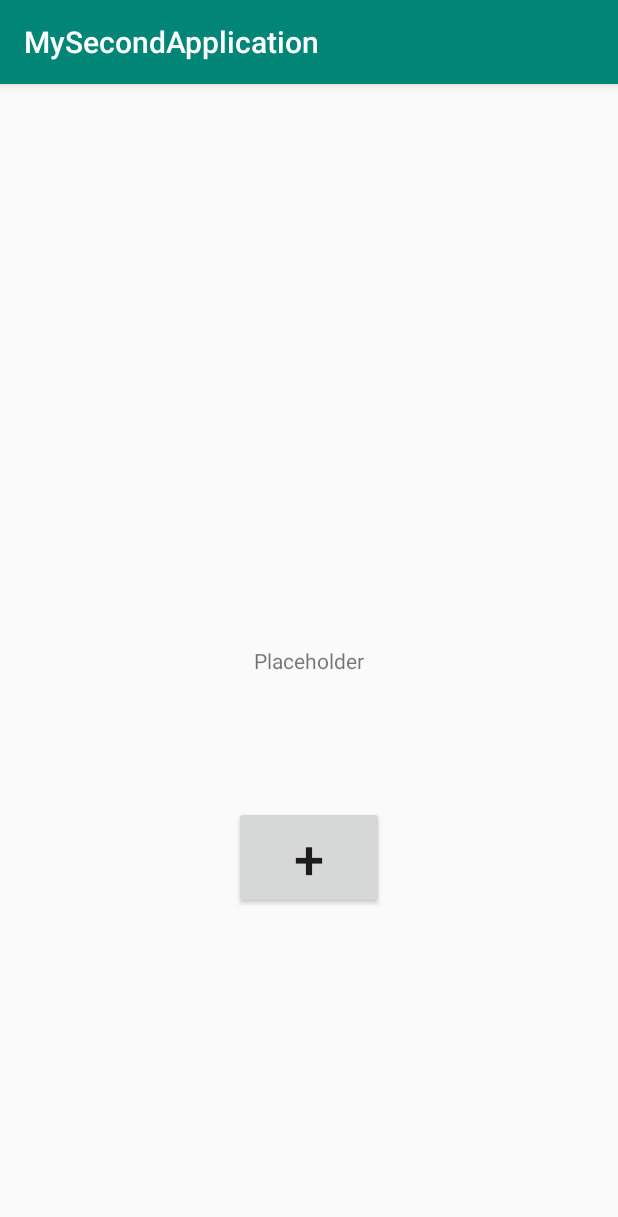
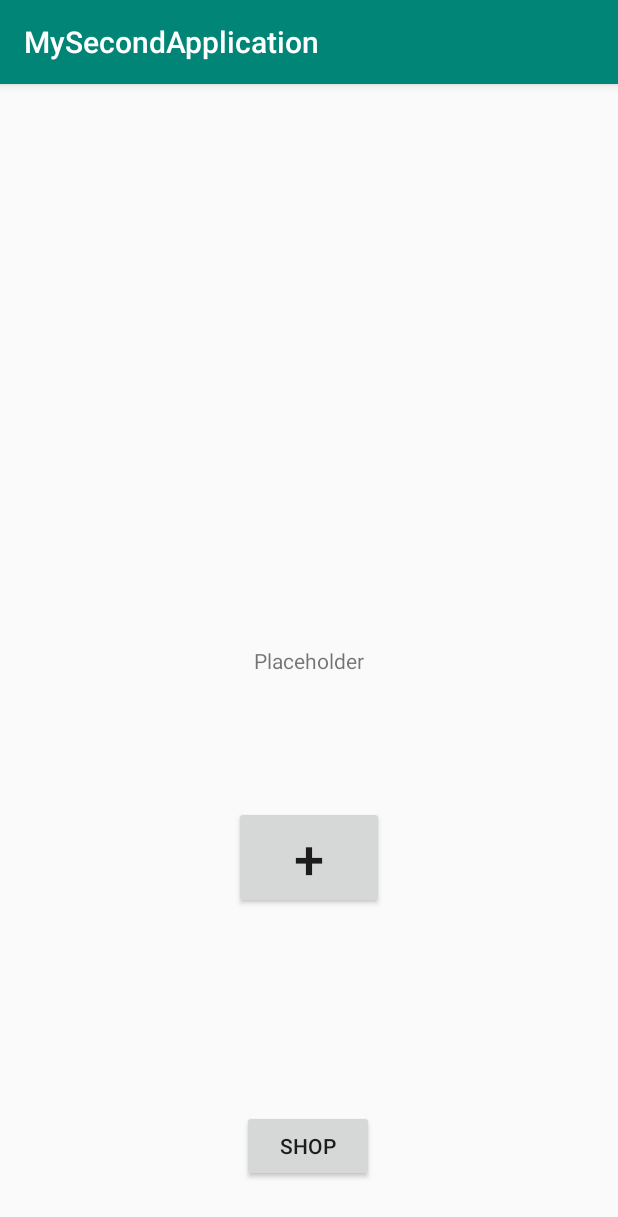
Before and after one commit to Nivlon/Sem2MiniProject1, an Android app: the screen it shows after launch (MainActivity), on a phone screen of 412 x 824 dp. Shown: the top 1217 px of the screen. Run offline under Robolectric (Android 15) with nearby library versions, the phone set to English and light mode, and no system bars.

Commit message:
Ye olde Shoppe
+ We now have a shop button and it has a back button

```diff
--- a/MySecondApplication/app/src/main/AndroidManifest.xml
+++ b/MySecondApplication/app/src/main/AndroidManifest.xml
@@ -9,7 +9,11 @@
         android:roundIcon="@mipmap/ic_launcher_round"
         android:supportsRtl="true"
         android:theme="@style/AppTheme">
-        <activity android:name=".ShopActivity"></activity>
+        <activity android:name=".ShopActivity" android:parentActivityName=".MainActivity">
+            <!-- The meta-data tag is required if you support API level 15 and lower -->
+            <meta-data
+                android:name="android.support.PARENT_ACTIVITY"
+                android:value=".MainActivity" /></activity>
         <activity android:name=".MainActivity">
             <intent-filter>
                 <action android:name="android.intent.action.MAIN" />
--- a/MySecondApplication/app/src/main/java/com/example/mysecondapplication/MainActivity.java
+++ b/MySecondApplication/app/src/main/java/com/example/mysecondapplication/MainActivity.java
@@ -1,5 +1,6 @@
 package com.example.mysecondapplication;
 
+import android.content.Intent;
 import android.support.v7.app.AppCompatActivity;
 import android.os.Bundle;
 import android.view.View;
@@ -22,4 +23,8 @@ public class MainActivity extends AppCompatActivity {
         counterString= Integer.toString(clickCounter);
         textView.setText(counterString);
 }
+    public void goToShop(View view) {
+        Intent intent = new Intent(this, ShopActivity.class);
+        startActivity(intent);
+    }
 }
--- a/MySecondApplication/app/src/main/java/com/example/mysecondapplication/ShopActivity.java
+++ b/MySecondApplication/app/src/main/java/com/example/mysecondapplication/ShopActivity.java
@@ -1,5 +1,6 @@
 package com.example.mysecondapplication;
 
+import android.content.Intent;
 import android.support.v7.app.AppCompatActivity;
 import android.os.Bundle;
 
@@ -9,5 +10,6 @@ public class ShopActivity extends AppCompatActivity {
     protected void onCreate(Bundle savedInstanceState) {
         super.onCreate(savedInstanceState);
         setContentView(R.layout.activity_shop);
+
     }
 }
--- a/MySecondApplication/app/src/main/res/layout/activity_main.xml
+++ b/MySecondApplication/app/src/main/res/layout/activity_main.xml
@@ -32,4 +32,20 @@
         app:layout_constraintStart_toStartOf="parent"
         app:layout_constraintTop_toBottomOf="@+id/textView" />
 
+    <Button
+        android:id="@+id/button2"
+        android:layout_width="wrap_content"
+        android:layout_height="wrap_content"
+        android:layout_marginStart="8dp"
+        android:layout_marginLeft="8dp"
+        android:layout_marginEnd="8dp"
+        android:layout_marginRight="8dp"
+        android:layout_marginBottom="36dp"
+        android:onClick="goToShop"
+        android:text="Shop"
+        app:layout_constraintBottom_toBottomOf="parent"
+        app:layout_constraintEnd_toEndOf="parent"
+        app:layout_constraintHorizontal_bias="0.498"
+        app:layout_constraintStart_toStartOf="parent" />
+
 </android.support.constraint.ConstraintLayout>
--- a/MySecondApplication/build.gradle
+++ b/MySecondApplication/build.gradle
@@ -7,7 +7,7 @@ buildscript {
 
     }
     dependencies {
-        classpath 'com.android.tools.build:gradle:3.3.2'
+        classpath 'com.android.tools.build:gradle:3.4.0'
 
         // NOTE: Do not place your application dependencies here; they belong
         // in the individual module build.gradle files
```
Also changed, not shown: MySecondApplication/gradle/wrapper/gradle-wrapper.properties.
